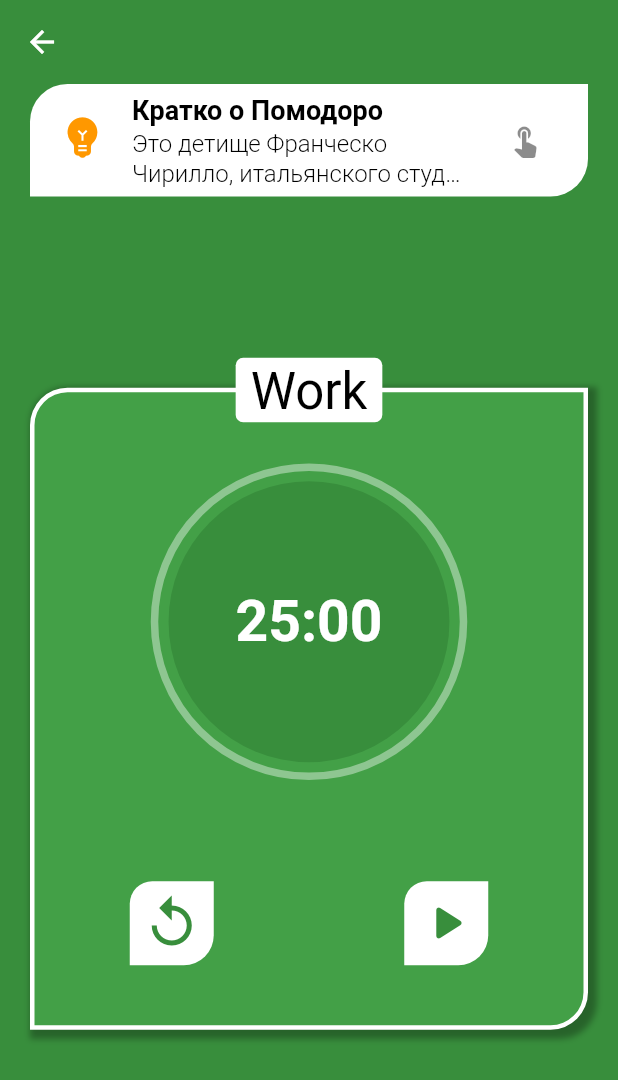
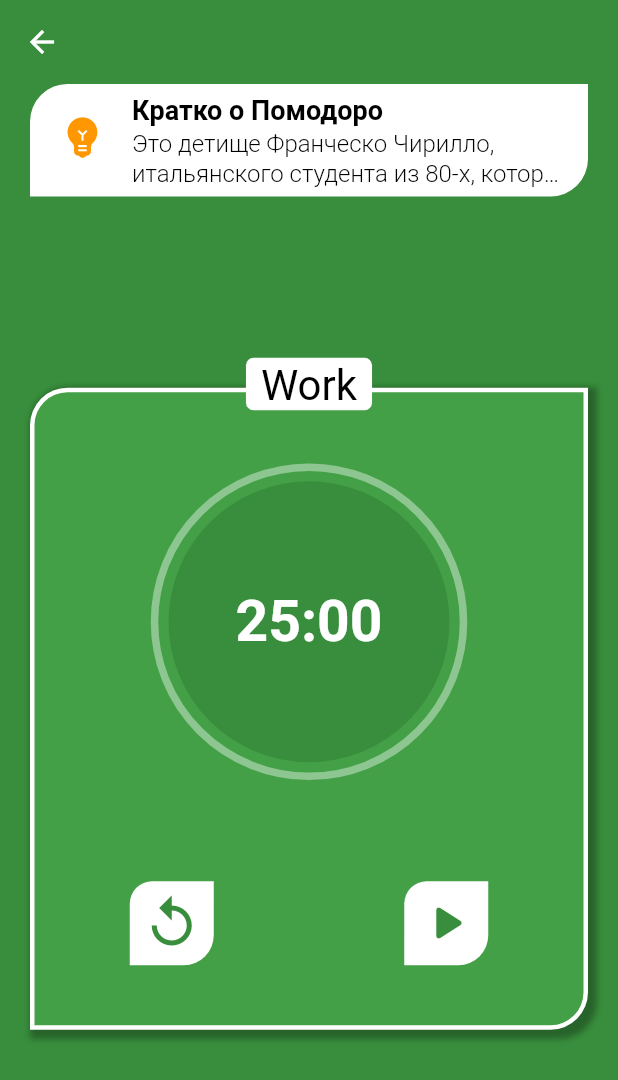
Before and after one commit to Jskam/todo_app, a Flutter app: the PomodoroScreen screen opened by its route, on a phone screen of 412 x 824 dp. Shown: the top 1080 px of the screen. Run offline on Flutter 3.47's test engine with Material 2 defaults, Android fonts, the phone set to English and light mode, and no system bars; drawn by our look-alikes of circular_countdown_timer; our stand-ins replace hive, hive_flutter; missing offline and left inert: flutter_ringtone_player; accounts and stored records are empty; Roboto replaces fonts that are missing (Merriweather).

Commit message:
[UI] Optimize to little screen

```diff
--- a/lib/screens/pomodoro/pomodoro_screen.dart
+++ b/lib/screens/pomodoro/pomodoro_screen.dart
@@ -110,7 +110,7 @@ class _TimerWidget extends StatelessWidget {
             ),
             padding: const EdgeInsets.symmetric(horizontal: 10),
             child: AppText(
-              size: 34,
+              size: 28,
               text: 'Work',
               color: Colors.black,
             ),
@@ -197,10 +197,6 @@ class _PomodoroInfoTile extends StatelessWidget {
           maxLines: 2,
           overflow: true,
         ),
-        trailing: IconButton(
-          icon: const Icon(Icons.touch_app),
-          onPressed: () {},
-        ),
       ),
     );
   }
```
Also changed, not shown: lib/screens/tasks/tasks_screen.dart (+6 -2 lines).
